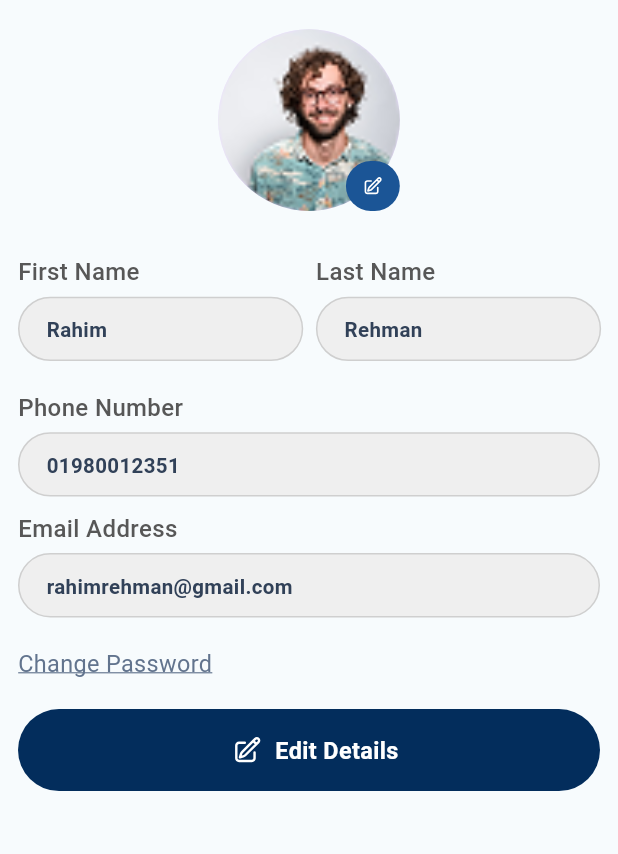
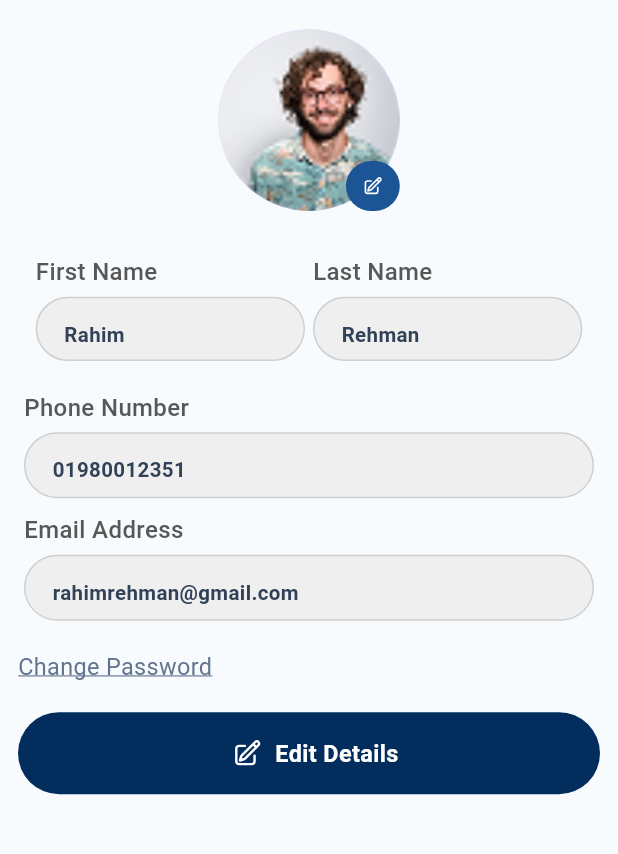
Before and after one commit to nazmulhudajvai/project_dzandzi, a Flutter app: the PersonalInfo screen opened directly, on a phone screen of 412 x 824 dp, the part 69-923 px from its top. Run offline on Flutter 3.47's test engine with Material 3 defaults, Android fonts, the phone set to English and light mode, and no system bars; our stand-ins replace dio, file_picker, flutter_screenutil, flutter_svg, get, google_fonts; Roboto replaces fonts that are missing (Proxima Nova).

Commit message:
Resolved merge conflict in my_profile.dart

```diff
--- a/lib/presentation/pages/profile/pesonal_info.dart
+++ b/lib/presentation/pages/profile/pesonal_info.dart
@@ -95,19 +95,20 @@ class PersonalInfo extends StatelessWidget {
                 Column(
                   children: [
                     Row(
+                      mainAxisAlignment: MainAxisAlignment.center,
                       children: [
                         Custom_details(
                           title: 'First Name',
                           details: 'Rahim',
-                          width: 180,
-                          height: 44,
+                          width: 170.w,
+                          height: 44.h,
                         ),
-                        SizedBox(width: 8.w),
+                        SizedBox(width: 5.w),
                         Custom_details(
                           title: 'Last Name',
                           details: 'Rehman',
-                          width: 180,
-                          height: 44,
+                          width: 170.w,
+                          height: 44.h,
                         ),
                       ],
                     ),
@@ -195,15 +196,15 @@ class Custom_details extends StatelessWidget {
         ),
         SizedBox(height: 5.h),
         Container(
-          width: width.w,
-          height: height.h,
+          width: width,
+          height: height,
           decoration: BoxDecoration(
             color: AppColors.textFieldColor,
             borderRadius: BorderRadius.circular(100),
             border: Border.all(color: AppColors.startTitle),
           ),
           child: Padding(
-            padding: EdgeInsets.only(left: 18.0, right: 18.0, top: 12),
+            padding: EdgeInsets.only(left: 18.0, right: 10.0, top: 15),
             child: Text(
               details,
               style: GoogleFonts.roboto(
```
